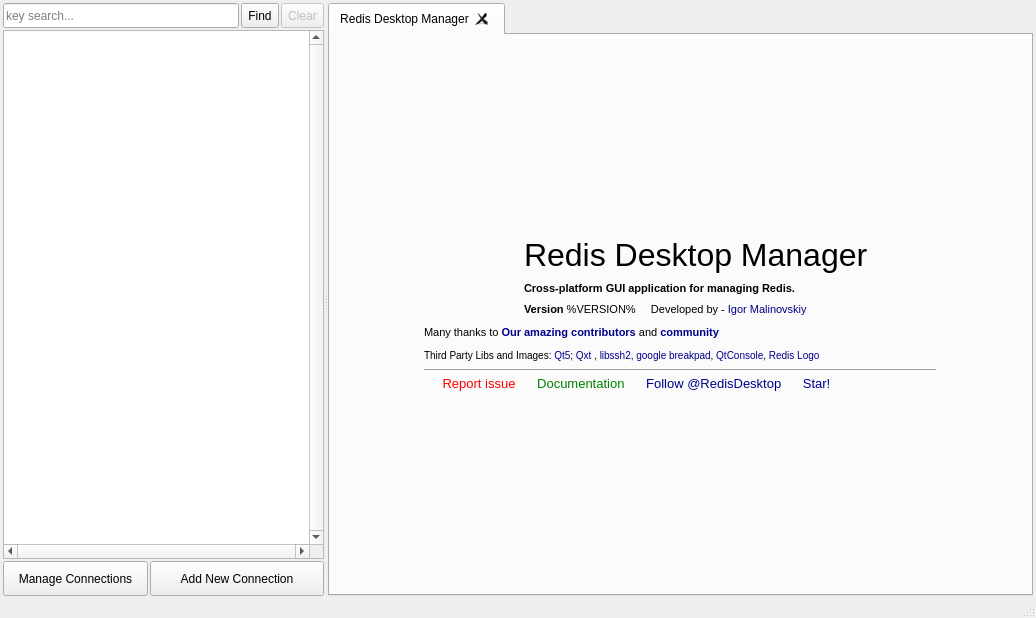
Old version of the form redis-desktop-manager/forms/demo.ui in the repository RedisInsight/RedisDesktopManager.
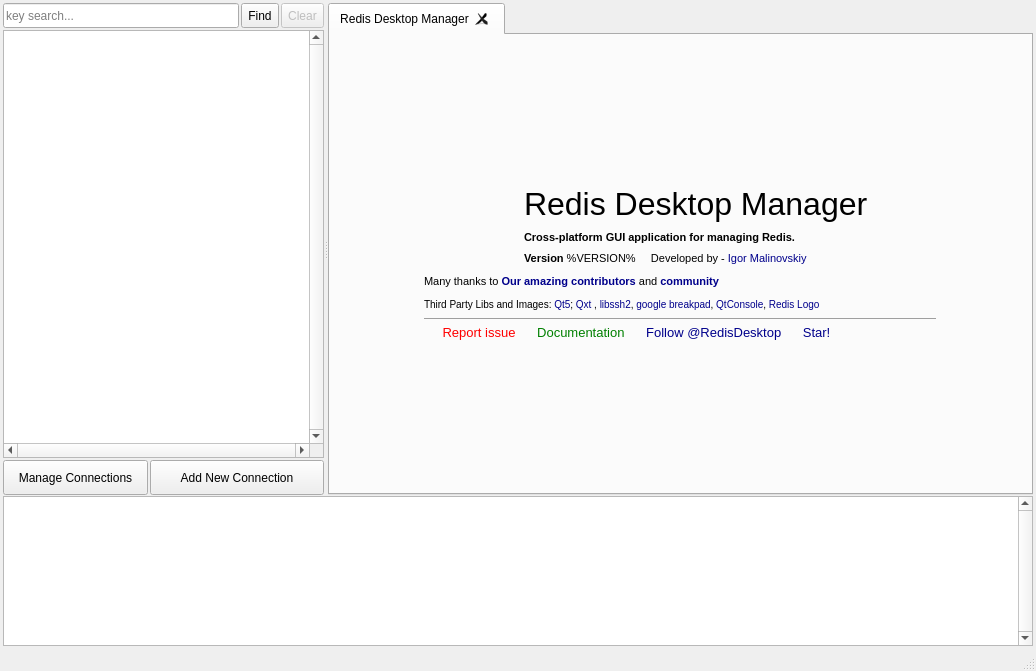
New version of the form. Icons and pictures are not drawn. Custom widgets are drawn as their Qt base class.

Commit message: Added system console & improved error handling

The edit to the form file:
```diff
--- a/redis-desktop-manager/forms/demo.ui
+++ b/redis-desktop-manager/forms/demo.ui
@@ -8,7 +8,7 @@
     <x>0</x>
     <y>0</y>
     <width>1036</width>
-    <height>618</height>
+    <height>671</height>
    </rect>
   </property>
   <property name="sizePolicy">
@@ -59,9 +59,6 @@
     <enum>Qt::LeftToRight</enum>
    </property>
    <layout class="QGridLayout" name="gridLayout_3">
-    <property name="sizeConstraint">
-     <enum>QLayout::SetNoConstraint</enum>
-    </property>
     <property name="leftMargin">
      <number>3</number>
     </property>
@@ -72,15 +69,22 @@
      <number>3</number>
     </property>
     <property name="bottomMargin">
-     <number>0</number>
+     <number>3</number>
     </property>
-    <property name="horizontalSpacing">
-     <number>5</number>
-    </property>
-    <property name="verticalSpacing">
-     <number>0</number>
+    <property name="spacing">
+     <number>3</number>
     </property>
     <item row="0" column="0">
+     <widget class="QSplitter" name="splitter_2">
+      <property name="lineWidth">
+       <number>0</number>
+      </property>
+      <property name="orientation">
+       <enum>Qt::Vertical</enum>
+      </property>
+      <property name="handleWidth">
+       <number>1</number>
+      </property>
      <widget class="QSplitter" name="splitter">
       <property name="sizePolicy">
        <sizepolicy hsizetype="Expanding" vsizetype="Expanding">
@@ -572,6 +576,57 @@
          </item>
         </layout>
        </widget>
+       </widget>
+      </widget>
+      <widget class="QPlainTextEdit" name="systemConsole">
+       <property name="sizePolicy">
+        <sizepolicy hsizetype="Preferred" vsizetype="Fixed">
+         <horstretch>0</horstretch>
+         <verstretch>0</verstretch>
+        </sizepolicy>
+       </property>
+       <property name="minimumSize">
+        <size>
+         <width>0</width>
+         <height>100</height>
+        </size>
+       </property>
+       <property name="maximumSize">
+        <size>
+         <width>16777215</width>
+         <height>150</height>
+        </size>
+       </property>
+       <property name="sizeIncrement">
+        <size>
+         <width>0</width>
+         <height>0</height>
+        </size>
+       </property>
+       <property name="baseSize">
+        <size>
+         <width>0</width>
+         <height>150</height>
+        </size>
+       </property>
+       <property name="acceptDrops">
+        <bool>false</bool>
+       </property>
+       <property name="verticalScrollBarPolicy">
+        <enum>Qt::ScrollBarAlwaysOn</enum>
+       </property>
+       <property name="documentTitle">
+        <string>System console</string>
+       </property>
+       <property name="readOnly">
+        <bool>true</bool>
+       </property>
+       <property name="textInteractionFlags">
+        <set>Qt::LinksAccessibleByMouse|Qt::TextSelectableByMouse</set>
+       </property>
+       <property name="maximumBlockCount">
+        <number>100000</number>
+       </property>
       </widget>
      </widget>
     </item>
```
Lines whose indentation alone changed are shown as unchanged. The commit also changes 13 other files.
